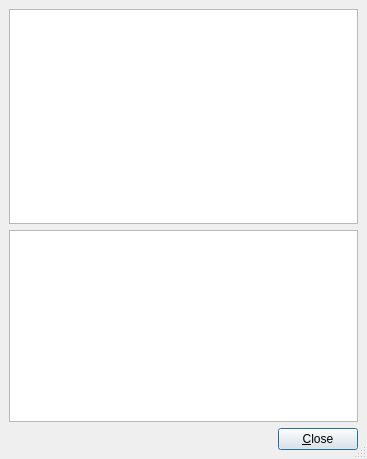
First picture: the form in src/frontends/qt4/ui/ErrorListUi.ui, repository rpavlik/lyx-lucid-backport, before the edit.
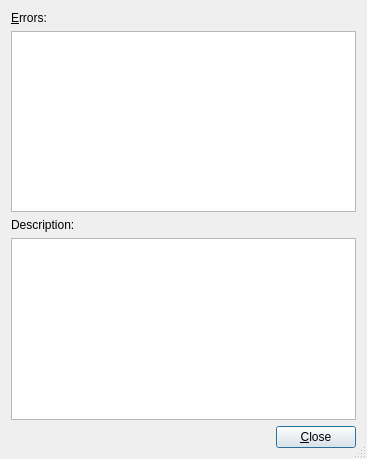
Second picture: the form after the edit.

Diff of the .ui file:
```diff
--- a/src/frontends/qt4/ui/ErrorListUi.ui
+++ b/src/frontends/qt4/ui/ErrorListUi.ui
@@ -18,29 +18,43 @@
   <property name="sizeGripEnabled" >
    <bool>true</bool>
   </property>
-  <layout class="QGridLayout" >
-   <property name="margin" >
-    <number>9</number>
-   </property>
-   <property name="spacing" >
-    <number>6</number>
-   </property>
+  <layout class="QGridLayout" name="gridLayout" >
+   <item row="0" column="0" >
+    <widget class="QLabel" name="errorsLabel" >
+     <property name="text" >
+      <string>&amp;Errors:</string>
+     </property>
+     <property name="buddy" >
+      <cstring>errorsLW</cstring>
+     </property>
+    </widget>
+   </item>
    <item row="1" column="0" colspan="2" >
+    <widget class="QListWidget" name="errorsLW" >
+     <property name="toolTip" >
+      <string>Selecting an error will show the error message in the panel below, 
+and jump the cursor to the location in the document where the error occured.</string>
+     </property>
+    </widget>
+   </item>
+   <item row="2" column="0" >
+    <widget class="QLabel" name="descriptionLabel" >
+     <property name="text" >
+      <string>Description:</string>
+     </property>
+    </widget>
+   </item>
+   <item row="3" column="0" colspan="2" >
     <widget class="QTextBrowser" name="descriptionTB" >
      <property name="sizePolicy" >
-      <sizepolicy>
-       <hsizetype>7</hsizetype>
-       <vsizetype>5</vsizetype>
+      <sizepolicy vsizetype="Preferred" hsizetype="Expanding" >
        <horstretch>0</horstretch>
        <verstretch>0</verstretch>
       </sizepolicy>
      </property>
     </widget>
    </item>
-   <item row="0" column="0" colspan="2" >
-    <widget class="QListWidget" name="errorsLW" />
-   </item>
-   <item row="2" column="0" >
+   <item row="4" column="0" >
     <spacer>
      <property name="orientation" >
       <enum>Qt::Horizontal</enum>
@@ -56,7 +70,7 @@
      </property>
     </spacer>
    </item>
-   <item row="2" column="1" >
+   <item row="4" column="1" >
     <widget class="QPushButton" name="closePB" >
      <property name="text" >
       <string>&amp;Close</string>
```
Left out of the diff: 16 changed lines with no effect on the pictures.
